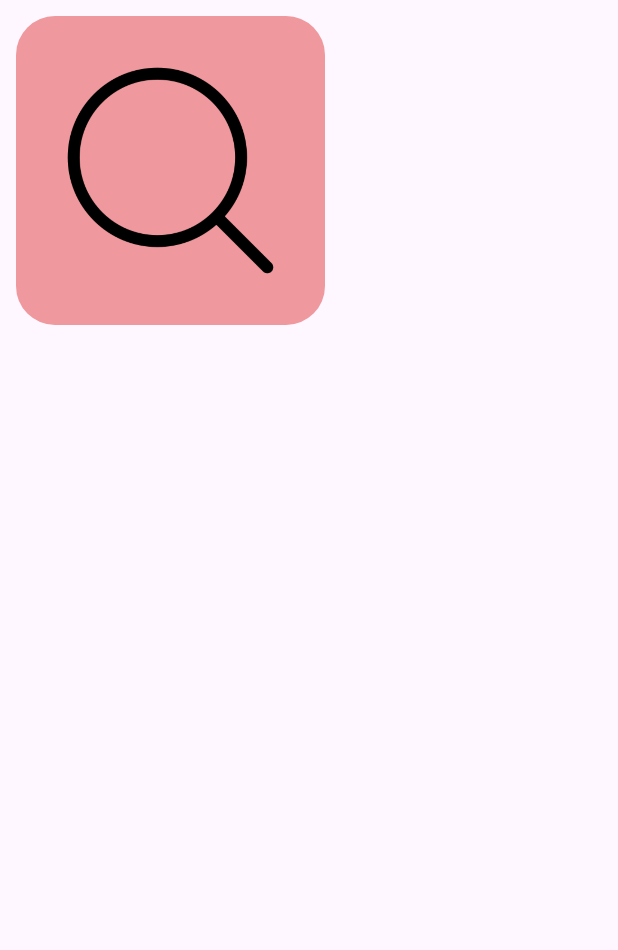
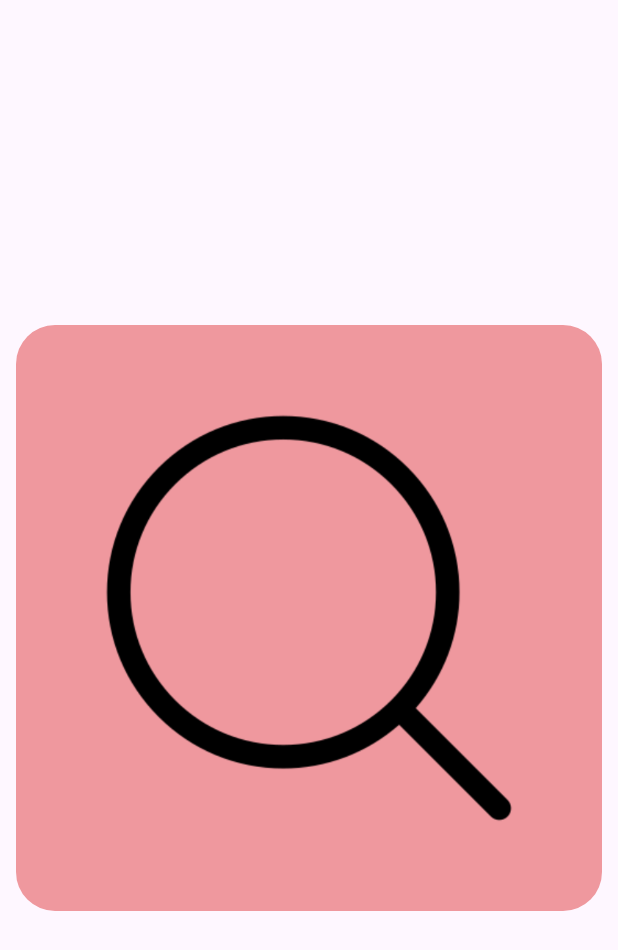
Before and after one commit to taidb/AndroidTutorial, an Android app: the layout thumbnail.xml on its own in the app's theme, with its tools: preview values and no code run, on a phone screen of 412 x 824 dp. Shown: the top 950 px of the screen. Run offline under Robolectric (Android 15) with nearby library versions, the phone set to English and light mode, and no system bars.

Commit message:
Update ngày 16/10

```diff
--- a/app/build.gradle.kts
+++ b/app/build.gradle.kts
@@ -58,4 +58,6 @@ dependencies {
     implementation ("androidx.viewpager2:viewpager2:1.0.0-alpha01")
     implementation ("com.airbnb.android:lottie:6.0.0")
     implementation ("com.intuit.sdp:sdp-android:1.1.0")
+
+    implementation("com.github.bumptech.glide:glide:4.16.0")
 }
--- a/app/src/main/AndroidManifest.xml
+++ b/app/src/main/AndroidManifest.xml
@@ -41,6 +41,8 @@
         <activity
             android:name=".activity.layout.S2NotesActivity"
             android:exported="false" />
+        <activity android:name=".activity.layout.IconChanger"
+            android:exported="false" />
         <activity
             android:name=".activity.layout.AdvertisementActivity"
             android:exported="false" />
@@ -81,7 +83,7 @@
             </intent-filter>
         </activity>
         <activity
-            android:name=".activity.layout.IconChanger"
+            android:name=".activity.layout.LayoutFirstActivity"
             android:exported="true">
             <intent-filter>
                 <action android:name="android.intent.action.MAIN" />
--- a/app/src/main/res/layout/item_image_large.xml
+++ b/app/src/main/res/layout/item_image_large.xml
@@ -17,9 +17,10 @@
             android:id="@+id/idImage"
             android:layout_width="0dp"
             android:layout_height="0dp"
-            android:layout_margin="@dimen/_3sdp"
+            android:layout_margin="@dimen/_8sdp"
             android:scaleType="centerCrop"
             android:src="@drawable/search"
+            app:layout_constraintBottom_toBottomOf="parent"
             app:layout_constraintDimensionRatio="2:1"
             app:layout_constraintEnd_toEndOf="parent"
             app:layout_constraintStart_toStartOf="parent"
--- a/app/src/main/res/layout/thumbnail.xml
+++ b/app/src/main/res/layout/thumbnail.xml
@@ -1,29 +1,20 @@
 <?xml version="1.0" encoding="utf-8"?>
 <androidx.constraintlayout.widget.ConstraintLayout xmlns:android="http://schemas.android.com/apk/res/android"
     xmlns:app="http://schemas.android.com/apk/res-auto"
-    xmlns:tools="http://schemas.android.com/tools"
     android:layout_width="match_parent"
     android:layout_height="match_parent">
-
-    <androidx.constraintlayout.widget.ConstraintLayout
-        android:layout_width="0dp"
-        android:layout_height="0dp"
-        android:layout_margin="@dimen/_8sdp"
-        android:background="@drawable/tab_basic_bg"
-        app:layout_constraintDimensionRatio="1:1"
-        app:layout_constraintStart_toStartOf="parent"
-        app:layout_constraintTop_toTopOf="parent"
-        app:layout_constraintWidth_percent="0.5">
-
+>
         <androidx.appcompat.widget.AppCompatImageView
             android:id="@+id/idImage"
             android:layout_width="0dp"
             android:layout_height="0dp"
             android:scaleType="centerCrop"
+            android:layout_margin="@dimen/_8sdp"
+            android:background="@drawable/tab_basic_bg"
             android:src="@drawable/search"
+            app:layout_constraintDimensionRatio="1:1"
             app:layout_constraintBottom_toBottomOf="parent"
             app:layout_constraintEnd_toEndOf="parent"
             app:layout_constraintStart_toStartOf="parent"
             app:layout_constraintTop_toTopOf="parent" />
     </androidx.constraintlayout.widget.ConstraintLayout>
-</androidx.constraintlayout.widget.ConstraintLayout>
```
Also changed, not shown: app/src/main/java/com/example/androidtutorial/activity/adater/ImageAdapter.kt (+53 -2 lines), app/src/main/java/com/example/androidtutorial/activity/layout/IconChanger.kt (+32 -0 lines).
